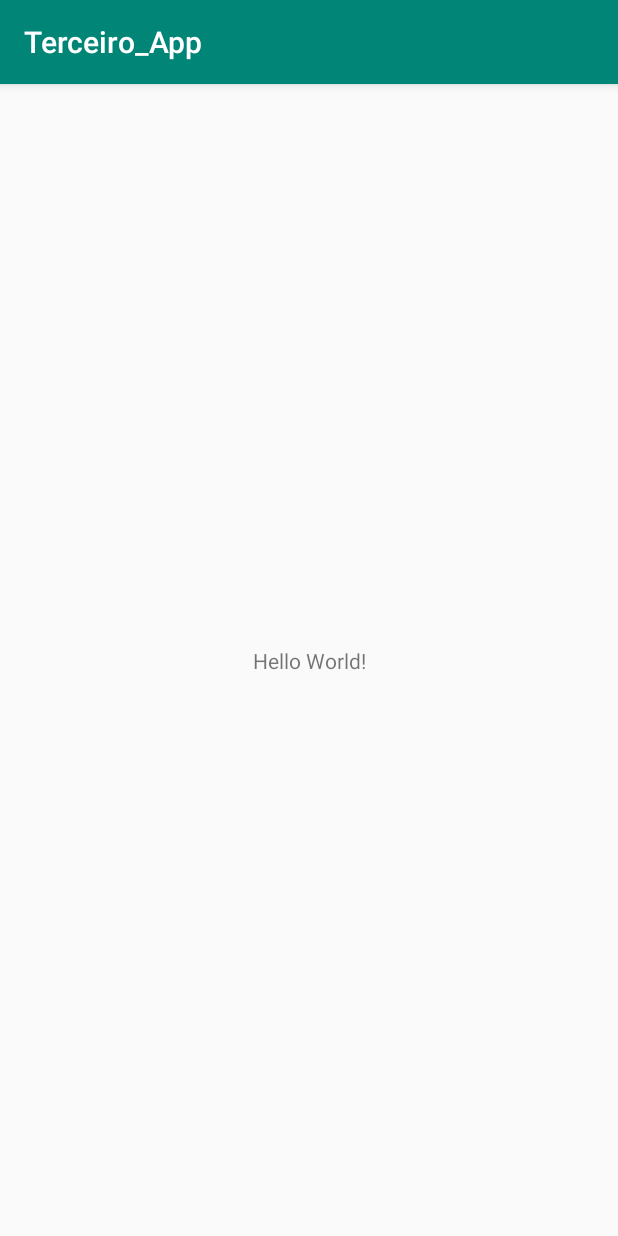
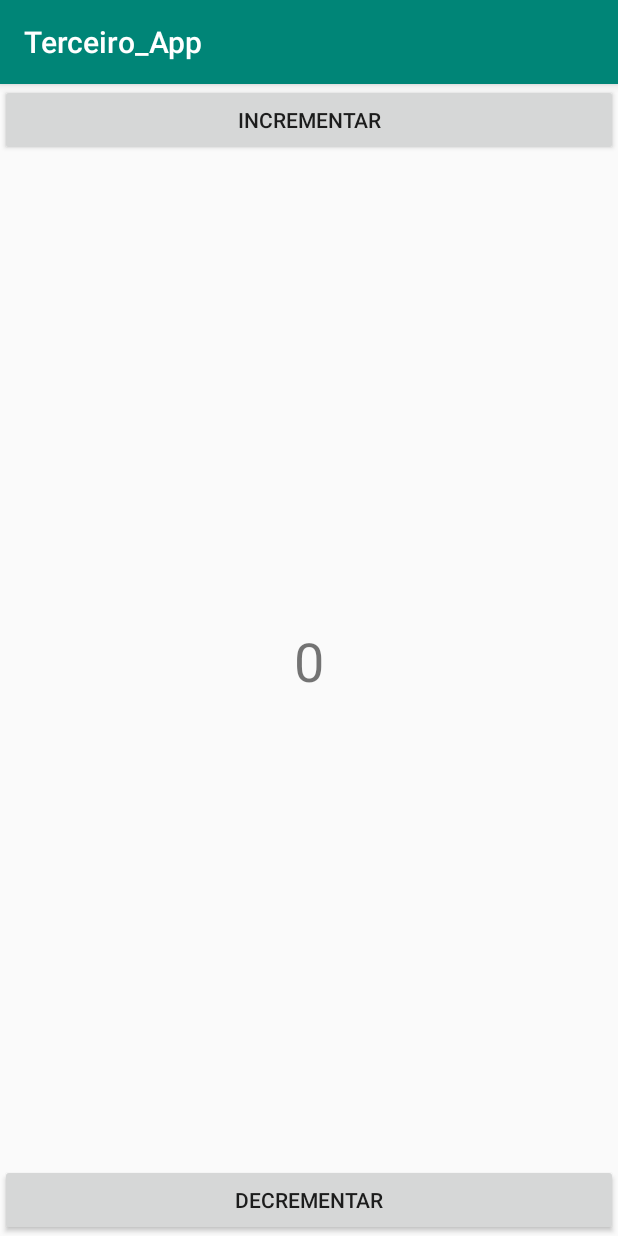
Before and after one commit to Faracoeng/Android-Studio, an Android app: the screen it shows after launch (MainActivity), on a phone screen of 412 x 824 dp. Run offline under Robolectric (Android 15) with nearby library versions, the phone set to English and light mode, and no system bars.

Commit message:
persistir em disco, implementado contador

```diff
--- a/Persistir_em_disco/app/src/main/java/com/example/terceiro_app/MainActivity.java
+++ b/Persistir_em_disco/app/src/main/java/com/example/terceiro_app/MainActivity.java
@@ -4,15 +4,35 @@ import androidx.appcompat.app.AppCompatActivity;
 
 import android.content.SharedPreferences;
 import android.os.Bundle;
+import android.view.View;
+import android.widget.TextView;
 
 public class MainActivity extends AppCompatActivity {
 
     private static final String sSharadPreFile = "br.edu.ifsc.sj.minhaspreferencias";
     private SharedPreferences mSharedPreferences;
+    private int mContador = 0;
 
     @Override
     protected void onCreate(Bundle savedInstanceState) {
         super.onCreate(savedInstanceState);
         setContentView(R.layout.activity_main);
+
+        this.mSharedPreferences = getSharedPreferences(sSharadPreFile,MODE_PRIVATE);
+        mContador = 0;
+        TextView textView = findViewById(R.id.contador);
+        textView.setText(""+mContador);
+    }
+
+    public void decrementar(View view) {
+        this.mContador--;
+        TextView textView = findViewById(R.id.contador);
+        textView.setText(""+mContador);
+    }
+
+    public void incrementar(View view) {
+        this.mContador++;
+        TextView textView = findViewById(R.id.contador);
+        textView.setText(""+mContador);
     }
 }
--- a/Persistir_em_disco/app/src/main/res/layout/activity_main.xml
+++ b/Persistir_em_disco/app/src/main/res/layout/activity_main.xml
@@ -7,12 +7,37 @@
     tools:context=".MainActivity">
 
     <TextView
-        android:layout_width="wrap_content"
+        android:id="@+id/contador"
+        android:layout_width="0dp"
         android:layout_height="wrap_content"
-        android:text="Hello World!"
-        app:layout_constraintBottom_toBottomOf="parent"
+        android:layout_marginTop="16dp"
+        android:layout_marginBottom="16dp"
+        android:text="0"
+        android:textAlignment="center"
+        android:textSize="36sp"
+        app:layout_constraintBottom_toTopOf="@+id/button_decrementar"
         app:layout_constraintLeft_toLeftOf="parent"
         app:layout_constraintRight_toRightOf="parent"
+        app:layout_constraintTop_toBottomOf="@+id/button_incrementar" />
+
+    <Button
+        android:id="@+id/button_decrementar"
+        android:layout_width="0dp"
+        android:layout_height="wrap_content"
+        android:onClick="decrementar"
+        android:text="decrementar"
+        app:layout_constraintBottom_toBottomOf="parent"
+        app:layout_constraintEnd_toEndOf="parent"
+        app:layout_constraintStart_toStartOf="parent" />
+
+    <Button
+        android:id="@+id/button_incrementar"
+        android:layout_width="0dp"
+        android:layout_height="wrap_content"
+        android:onClick="incrementar"
+        android:text="incrementar"
+        app:layout_constraintEnd_toEndOf="parent"
+        app:layout_constraintStart_toStartOf="parent"
         app:layout_constraintTop_toTopOf="parent" />
 
 </androidx.constraintlayout.widget.ConstraintLayout>
```
